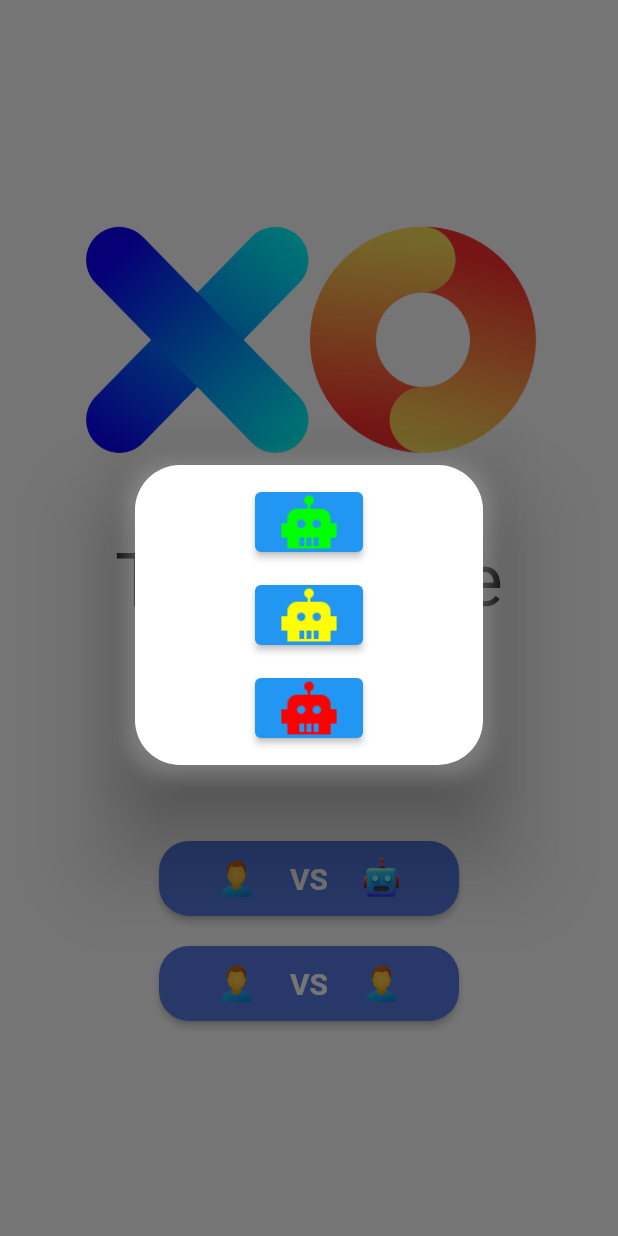
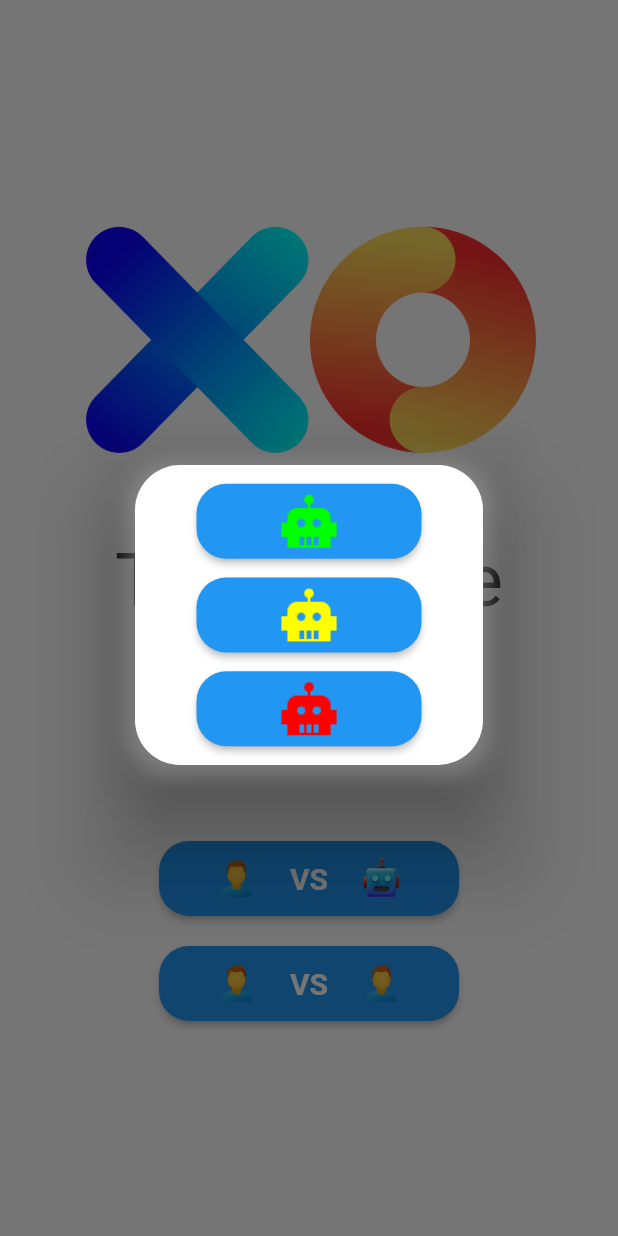
Before and after one commit to Gabi-Plosnita/tic_tac_toe_game, a Flutter app: the screen it shows after launch, after a tap on "VS", on a phone screen of 412 x 824 dp. Run offline on Flutter 3.47's test engine with Material 2 defaults, Android fonts, the phone set to English and light mode, and no system bars; our stand-ins replace equatable, flutter_bloc; missing offline and left inert: tic_tac_toe.

Commit message:
Style the difficulty button

```diff
--- a/tic_tac_toe_ui/lib/pages/home_page/difficulty_widget.dart
+++ b/tic_tac_toe_ui/lib/pages/home_page/difficulty_widget.dart
@@ -30,6 +30,12 @@ class DifficultyDialogWidget extends StatelessWidget {
           mainAxisAlignment: MainAxisAlignment.spaceEvenly,
           children: <Widget>[
             ElevatedButton(
+              style: ElevatedButton.styleFrom(
+                shape: RoundedRectangleBorder(
+                  borderRadius: BorderRadius.circular(20),
+                ),
+                fixedSize: const Size(150, 50),
+              ),
               onPressed: () {
                 BlocProvider.of<GameCubit>(context).resetGame();
                 BlocProvider.of<GameCubit>(context)
@@ -43,6 +49,12 @@ class DifficultyDialogWidget extends StatelessWidget {
               ),
             ),
             ElevatedButton(
+              style: ElevatedButton.styleFrom(
+                shape: RoundedRectangleBorder(
+                  borderRadius: BorderRadius.circular(20),
+                ),
+                fixedSize: const Size(150, 50),
+              ),
               onPressed: () {
                 BlocProvider.of<GameCubit>(context).resetGame();
                 BlocProvider.of<GameCubit>(context)
@@ -56,6 +68,12 @@ class DifficultyDialogWidget extends StatelessWidget {
               ),
             ),
             ElevatedButton(
+              style: ElevatedButton.styleFrom(
+                shape: RoundedRectangleBorder(
+                  borderRadius: BorderRadius.circular(20),
+                ),
+                fixedSize: const Size(150, 50),
+              ),
               onPressed: () {
                 BlocProvider.of<GameCubit>(context).resetGame();
                 BlocProvider.of<GameCubit>(context)
--- a/tic_tac_toe_ui/lib/pages/home_page/home_page_menu_widget.dart
+++ b/tic_tac_toe_ui/lib/pages/home_page/home_page_menu_widget.dart
@@ -18,7 +18,7 @@ class HomePageMenu extends StatelessWidget {
             onPressed: () {
               showDialog(
                 context: context,
-                barrierDismissible: false,
+                //barrierDismissible: false,
                 builder: (BuildContext context) {
                   return DifficultyDialogWidget();
                 },
@@ -29,7 +29,6 @@ class HomePageMenu extends StatelessWidget {
                 borderRadius: BorderRadius.circular(20),
               ),
               fixedSize: const Size(200, 50),
-              backgroundColor: const Color.fromARGB(255, 88, 124, 229),
             ),
             child: Row(
               mainAxisSize: MainAxisSize.max,
@@ -66,7 +65,6 @@ class HomePageMenu extends StatelessWidget {
               borderRadius: BorderRadius.circular(20),
             ),
             fixedSize: const Size(200, 50),
-            backgroundColor: const Color.fromARGB(255, 88, 124, 229),
           ),
           child: Row(
             mainAxisAlignment: MainAxisAlignment.spaceEvenly,
```
